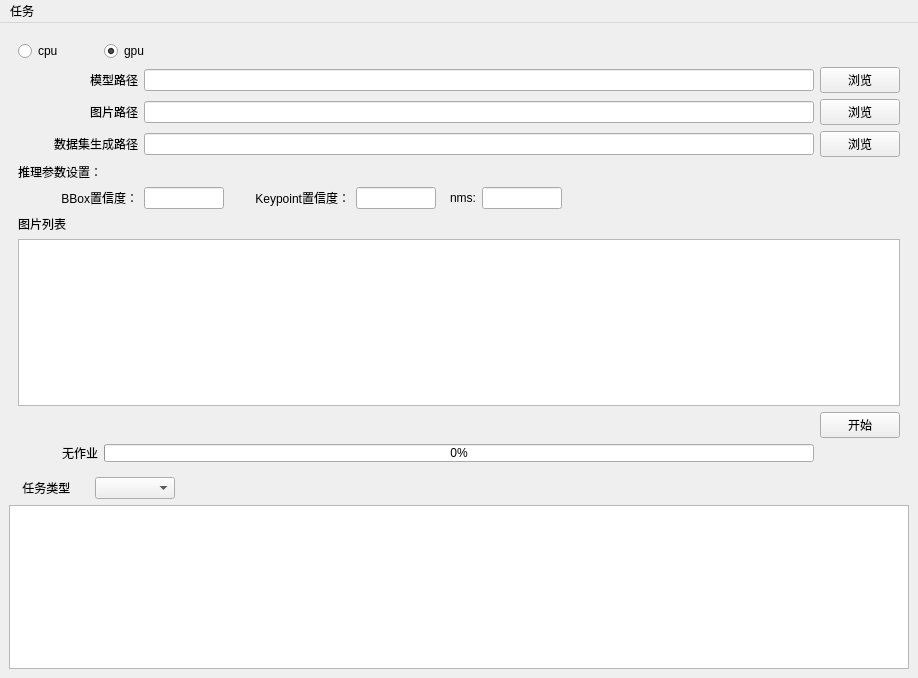
Old version of the form ui/designer/MainWindow.ui in the repository BrilliantBirch/SmartAnnotator.
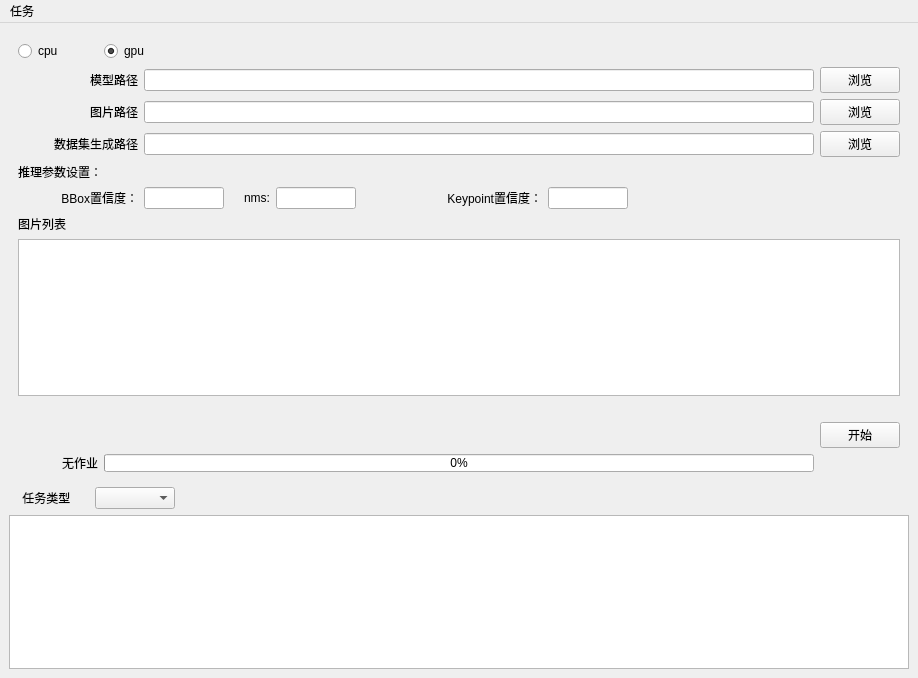
New version of the form.

The edit to the form file:
```diff
--- a/ui/designer/MainWindow.ui
+++ b/ui/designer/MainWindow.ui
@@ -1129,6 +1129,51 @@
               </item>
              </layout>
             </item>
+            <item>
+             <layout class="QHBoxLayout" name="horizontalLayout_35">
+              <item>
+               <widget class="QLabel" name="label_33">
+                <property name="maximumSize">
+                 <size>
+                  <width>40</width>
+                  <height>16777215</height>
+                 </size>
+                </property>
+                <property name="text">
+                 <string>nms:</string>
+                </property>
+                <property name="alignment">
+                 <set>Qt::AlignRight|Qt::AlignTrailing|Qt::AlignVCenter</set>
+                </property>
+               </widget>
+              </item>
+              <item>
+               <widget class="QLineEdit" name="nmsEdit">
+                <property name="sizePolicy">
+                 <sizepolicy hsizetype="Preferred" vsizetype="Preferred">
+                  <horstretch>0</horstretch>
+                  <verstretch>0</verstretch>
+                 </sizepolicy>
+                </property>
+                <property name="minimumSize">
+                 <size>
+                  <width>80</width>
+                  <height>0</height>
+                 </size>
+                </property>
+                <property name="maximumSize">
+                 <size>
+                  <width>80</width>
+                  <height>16777215</height>
+                 </size>
+                </property>
+                <property name="text">
+                 <string/>
+                </property>
+               </widget>
+              </item>
+             </layout>
+            </item>
             <item>
              <layout class="QHBoxLayout" name="horizontalLayout_30">
               <item>
@@ -1166,45 +1211,6 @@
                 </property>
                </widget>
               </item>
-              <item>
-               <layout class="QHBoxLayout" name="horizontalLayout_35">
-                <item>
-                 <widget class="QLabel" name="label_33">
-                  <property name="text">
-                   <string>nms:</string>
-                  </property>
-                  <property name="alignment">
-                   <set>Qt::AlignRight|Qt::AlignTrailing|Qt::AlignVCenter</set>
-                  </property>
-                 </widget>
-                </item>
-                <item>
-                 <widget class="QLineEdit" name="nmsEdit">
-                  <property name="sizePolicy">
-                   <sizepolicy hsizetype="Preferred" vsizetype="Preferred">
-                    <horstretch>0</horstretch>
-                    <verstretch>0</verstretch>
-                   </sizepolicy>
-                  </property>
-                  <property name="minimumSize">
-                   <size>
-                    <width>80</width>
-                    <height>0</height>
-                   </size>
-                  </property>
-                  <property name="maximumSize">
-                   <size>
-                    <width>80</width>
-                    <height>16777215</height>
-                   </size>
-                  </property>
-                  <property name="text">
-                   <string/>
-                  </property>
-                 </widget>
-                </item>
-               </layout>
-              </item>
              </layout>
             </item>
             <item>
@@ -1289,6 +1295,16 @@
             </item>
            </layout>
           </item>
+          <item>
+           <widget class="QLabel" name="annotationImgNumLabel">
+            <property name="text">
+             <string/>
+            </property>
+            <property name="alignment">
+             <set>Qt::AlignRight|Qt::AlignTrailing|Qt::AlignVCenter</set>
+            </property>
+           </widget>
+          </item>
           <item>
            <widget class="QPushButton" name="annotateBtn">
             <property name="minimumSize">
```
